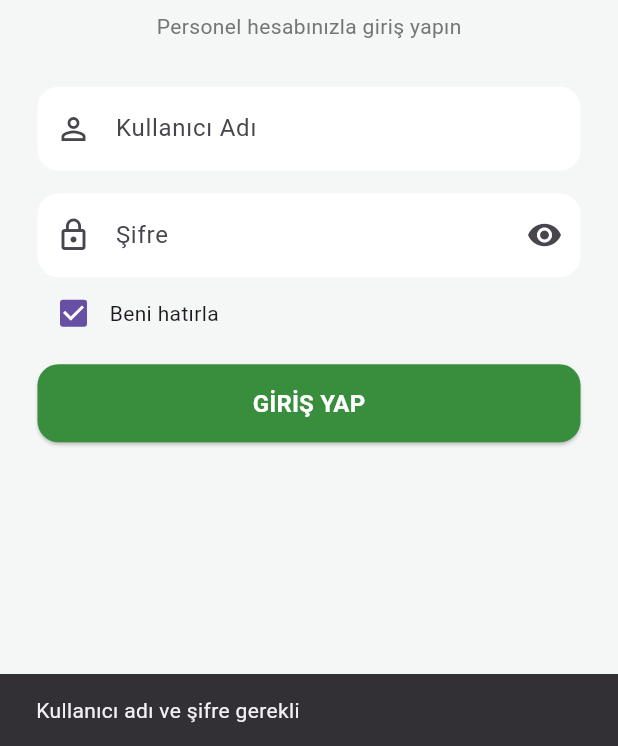
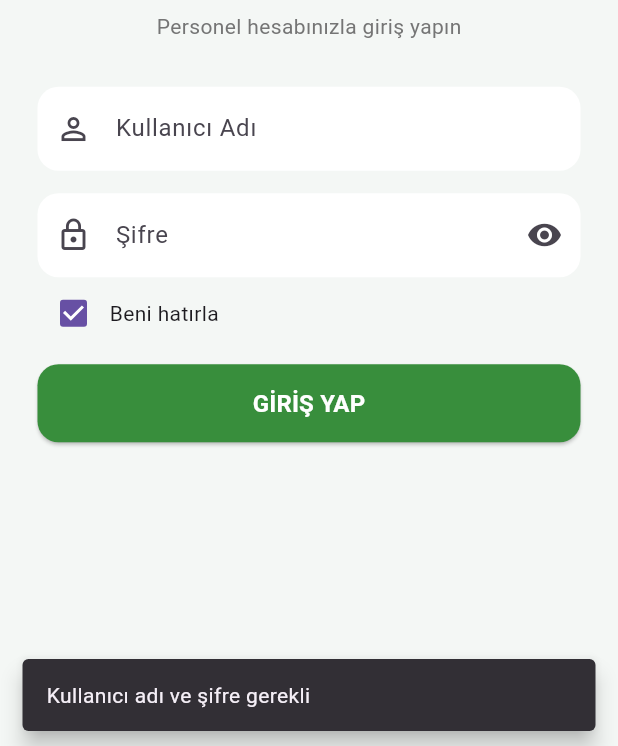
Before and after one commit to berkayberer63-pixel/Bilgilendirme, a Flutter app: the screen it shows after launch, after a tap on "GİRİŞ YAP", on a phone screen of 412 x 824 dp, the part 490-1236 px from its top. Run offline on Flutter 3.47's test engine with Material 3 defaults, Android fonts, the phone set to English and light mode, and no system bars; our stand-ins replace shared_preferences; network calls fail.

Commit message:
Arayüz yenilendi

```diff
--- a/Staj_projesi_mobil/lib/bordro.dart
+++ b/Staj_projesi_mobil/lib/bordro.dart
@@ -24,7 +24,7 @@ class _BordroState extends State<Bordro> {
   Future<void> _fetch() async {
     try {
       final res = await http.get(
-        Uri.parse('SENİNİN_API_URL/bordro'),
+        Uri.parse('SENİN_APİ_URL/Bordro'),
         headers: {'Authorization': 'Bearer ${widget.token}'},
       );
       if (!mounted) return;
--- a/Staj_projesi_mobil/lib/main.dart
+++ b/Staj_projesi_mobil/lib/main.dart
@@ -4,17 +4,63 @@ import 'package:http/http.dart' as http;
 import 'package:shared_preferences/shared_preferences.dart';
 import 'anasayfa.dart';
 
-void main() => runApp(const FabrikaApp());
+void main() async {
+  WidgetsFlutterBinding.ensureInitialized();
+  runApp(const FabrikaApp());
+}
 
 class FabrikaApp extends StatelessWidget {
   const FabrikaApp({super.key});
 
   @override
   Widget build(BuildContext context) {
-    return MaterialApp(
+    return const MaterialApp(
       debugShowCheckedModeBanner: false,
       title: 'Personel Takip',
-      home: const LoginScreen(),
+      home: BaslangicEkrani(),
+    );
+  }
+}
+
+class BaslangicEkrani extends StatefulWidget {
+  const BaslangicEkrani({super.key});
+
+  @override
+  State<BaslangicEkrani> createState() => _BaslangicEkraniState();
+}
+
+class _BaslangicEkraniState extends State<BaslangicEkrani> {
+  @override
+  void initState() {
+    super.initState();
+    kontrolEt();
+  }
+
+  Future<void> kontrolEt() async {
+    final prefs = await SharedPreferences.getInstance();
+    final token = prefs.getString('auth_token');
+
+    if (!mounted) return;
+
+    if (token != null && token.isNotEmpty) {
+      Navigator.pushReplacement(
+        context,
+        MaterialPageRoute(builder: (_) => DashboardScreen(token: token)),
+      );
+    } else {
+      Navigator.pushReplacement(
+        context,
+        MaterialPageRoute(builder: (_) => const LoginScreen()),
+      );
+    }
+  }
+
+  @override
+  Widget build(BuildContext context) {
+    return const Scaffold(
+      body: Center(
+        child: CircularProgressIndicator(color: Colors.green),
+      ),
     );
   }
 }
@@ -44,9 +90,7 @@ class _LoginScreenState extends State<LoginScreen> {
 
     try {
       final response = await http.post(
-        Uri.parse(
-          'SENİNİN_API_URL/login',
-        ),
+        Uri.parse('SENİN_APİ_URL/login'),
         headers: {'Content-Type': 'application/json'},
         body: jsonEncode({
           'username': kullanici.text.trim(),
@@ -56,34 +100,43 @@ class _LoginScreenState extends State<LoginScreen> {
 
       if (response.statusCode == 200) {
         final token = jsonDecode(response.body)['token'];
+        final prefs = await SharedPreferences.getInstance();
 
         if (hatirla) {
-          final prefs = await SharedPreferences.getInstance();
           await prefs.setString('auth_token', token);
+        } else {
+          await prefs.remove('auth_token');
         }
 
         if (!mounted) return;
 
         Navigator.pushReplacement(
           context,
-          MaterialPageRoute(
-            builder: (_) => DashboardScreen(token: token),
-          ),
+          MaterialPageRoute(builder: (_) => DashboardScreen(token: token)),
         );
       } else {
         mesaj('Kullanıcı adı veya şifre yanlış');
       }
     } catch (e) {
-      mesaj('Sunucuya bağlanılamadı');
+      mesaj('Sunucuya bağlanılamadı: $e');
     }
 
-    if (mounted) setState(() => loading = false);
+    if (mounted) {
+      setState(() => loading = false);
+    }
   }
 
   void mesaj(String text) {
     ScaffoldMessenger.of(context).showSnackBar(
-      SnackBar(content: Text(text)),
+      SnackBar(content: Text(text), behavior: SnackBarBehavior.floating),
     );
+  }
+
+  @override
+  void dispose() {
+    kullanici.dispose();
+    sifre.dispose();
+    super.dispose();
   }
 
   @override
@@ -97,18 +150,11 @@ class _LoginScreenState extends State<LoginScreen> {
             width: 380,
             child: Column(
               children: [
-                Icon(
-                  Icons.factory_rounded,
-                  size: 70,
-                  color: Colors.green.shade700,
-                ),
+                Icon(Icons.factory_rounded, size: 70, color: Colors.green.shade700),
                 const SizedBox(height: 15),
                 const Text(
                   'Personel Takip',
-                  style: TextStyle(
-                    fontSize: 27,
-                    fontWeight: FontWeight.bold,
-                  ),
+                  style: TextStyle(fontSize: 27, fontWeight: FontWeight.bold),
                 ),
                 const SizedBox(height: 8),
                 Text(
@@ -116,7 +162,6 @@ class _LoginScreenState extends State<LoginScreen> {
                   style: TextStyle(color: Colors.grey.shade600),
                 ),
                 const SizedBox(height: 30),
-
                 TextField(
                   controller: kullanici,
                   decoration: InputDecoration(
@@ -130,9 +175,7 @@ class _LoginScreenState extends State<LoginScreen> {
                     ),
                   ),
                 ),
-
                 const SizedBox(height: 15),
-
                 TextField(
                   controller: sifre,
                   obscureText: !sifreGoster,
@@ -140,13 +183,11 @@ class _LoginScreenState extends State<LoginScreen> {
                     labelText: 'Şifre',
                     prefixIcon: const Icon(Icons.lock_outline),
                     suffixIcon: IconButton(
-                      icon: Icon(
-                        sifreGoster
-                            ? Icons.visibility_off
-                            : Icons.visibility,
-                      ),
+                      icon: Icon(sifreGoster ? Icons.visibility_off : Icons.visibility),
                       onPressed: () {
-                        setState(() => sifreGoster = !sifreGoster);
+                        setState(() {
+                          sifreGoster = !sifreGoster;
+                        });
                       },
                     ),
                     filled: true,
@@ -157,21 +198,20 @@ class _LoginScreenState extends State<LoginScreen> {
                     ),
                   ),
                 ),
-
                 Row(
                   children: [
                     Checkbox(
                       value: hatirla,
                       onChanged: (value) {
-                        setState(() => hatirla = value ?? true);
+                        setState(() {
+                          hatirla = value ?? false;
+                        });
                       },
                     ),
                     const Text('Beni hatırla'),
                   ],
                 ),
-
                 const SizedBox(height: 10),
-
                 SizedBox(
                   width: double.infinity,
                   height: 52,
@@ -185,15 +225,10 @@ class _LoginScreenState extends State<LoginScreen> {
                       ),
                     ),
                     child: loading
-                        ? const CircularProgressIndicator(
-                            color: Colors.white,
-                          )
+                        ? const CircularProgressIndicator(color: Colors.white)
                         : const Text(
                             'GİRİŞ YAP',
-                            style: TextStyle(
-                              fontSize: 16,
-                              fontWeight: FontWeight.bold,
-                            ),
+                            style: TextStyle(fontSize: 16, fontWeight: FontWeight.bold),
                           ),
                   ),
                 ),
--- a/Staj_projesi_mobil/lib/servis.dart
+++ b/Staj_projesi_mobil/lib/servis.dart
@@ -21,7 +21,7 @@ class _ServisState extends State<Servis> {
 
   Future<void> _fetchServisler() async {
     try {
-      final response = await http.get(Uri.parse('SENİNİN_API_URL/servisler'));
+      final response = await http.get(Uri.parse('SENİN_APİ_URL/servisler'));
 
       if (response.statusCode == 200) {
         Map<String, Map<String, Map<String, String>>> tempVeriler = {};
```
Also changed, not shown: 2 other files.
